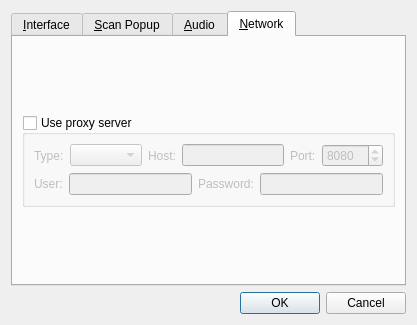
The window that src/preferences.ui (goldendict/goldendict) describes before a commit, drawn with Qt 5.
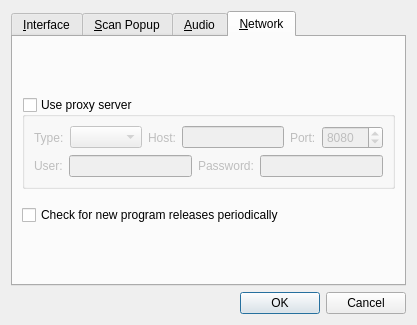
The same window after the commit. The open tabs and pages were chosen to show the change.

Commit message: + Added a feature to automatically check for a new release from time to time.

```diff
--- a/src/preferences.ui
+++ b/src/preferences.ui
@@ -645,6 +645,36 @@
          </layout>
         </widget>
        </item>
+       <item>
+        <spacer name="verticalSpacer_10">
+         <property name="orientation">
+          <enum>Qt::Vertical</enum>
+         </property>
+         <property name="sizeType">
+          <enum>QSizePolicy::Fixed</enum>
+         </property>
+         <property name="sizeHint" stdset="0">
+          <size>
+           <width>20</width>
+           <height>10</height>
+          </size>
+         </property>
+        </spacer>
+       </item>
+       <item>
+        <widget class="QCheckBox" name="checkForNewReleases">
+         <property name="toolTip">
+          <string>When this is enabled, the program periodically
+checks if a new, updated version of GoldenDict
+is available for download. If it is, the program
+informs the user about it and provides a
+download link. The checks are done each two days.</string>
+         </property>
+         <property name="text">
+          <string>Check for new program releases periodically</string>
+         </property>
+        </widget>
+       </item>
        <item>
         <spacer name="verticalSpacer_3">
          <property name="orientation">
```
The commit also changes 6 other files.
